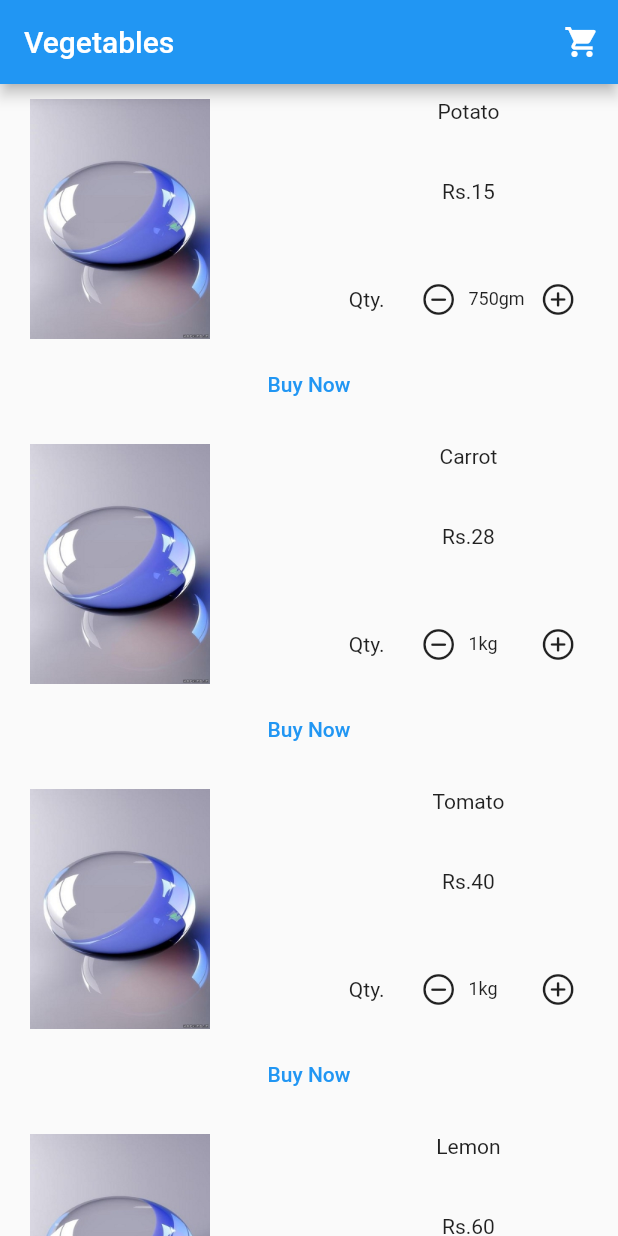
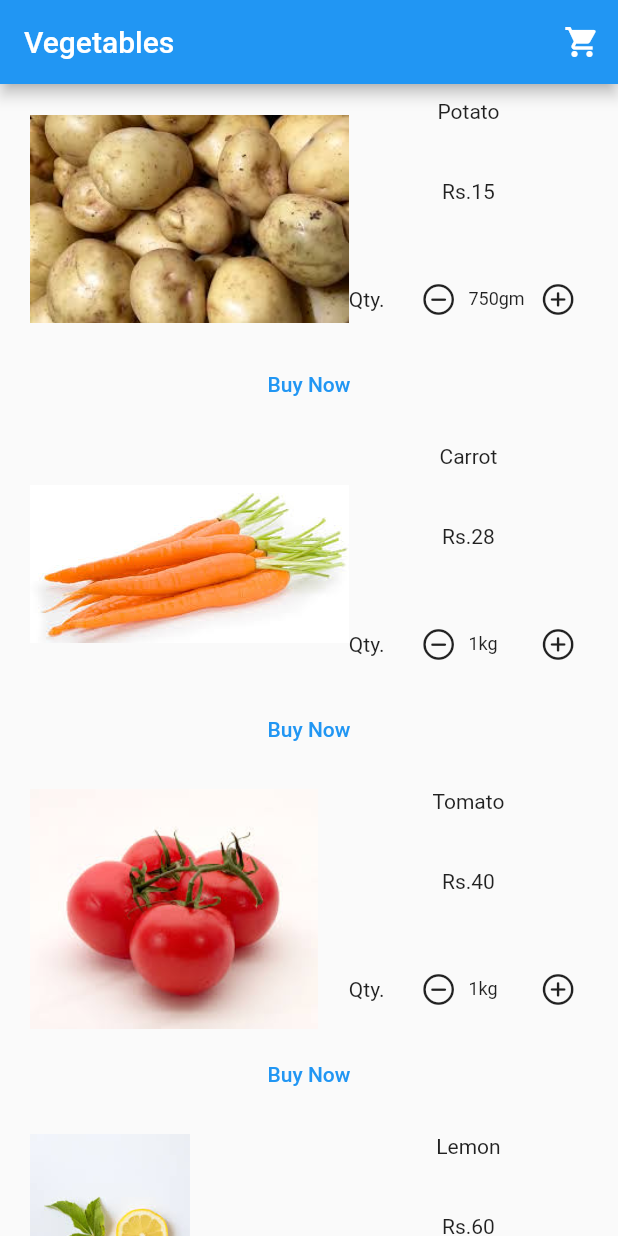
Before and after one commit to harshjain74/basicecommerce, a Flutter app: the screen it shows after launch, after a tap on an icon or button, on a phone screen of 412 x 824 dp. Run offline on Flutter 3.47's test engine with Material 2 defaults, Android fonts, the phone set to English and light mode, and no system bars; our stand-ins replace flushbar, shared_preferences.

Commit message:
second commit

```diff
--- a/lib/screens/products.dart
+++ b/lib/screens/products.dart
@@ -28,16 +28,15 @@ class _ProductScreenState extends State<ProductScreen> {
   Future<void> loadproducts() async {
     context
         .read<Vegetable>()
-        .addvegetable('images/vegetable0.jpg', 20, 1, 'Potato');
+        .addvegetable('images/potato.jpg', 20, 1, 'Potato');
     context
         .read<Vegetable>()
-        .addvegetable('images/vegetable1.jpg', 28, 1, 'Carrot');
+        .addvegetable('images/carrot.jpg', 28, 1, 'Carrot');
     context
         .read<Vegetable>()
-        .addvegetable('images/vegetable2.jpg', 40, 1, 'Tomato');
-    context
-        .read<Vegetable>()
-        .addvegetable('images/vegetable3.jpg', 60, 1, 'Lemon');
+        .addvegetable('images/tomato.jpg', 40, 1, 'Tomato');
+    context.read<Vegetable>().addvegetable('images/lemon.jpg', 60, 1, 'Lemon');
+    context.read<Vegetable>().addvegetable('images/onion.jpg', 60, 1, 'Onion');
   }
 
   @override
```
Also changed, not shown: images/carrot.jpg (added), images/lemon.jpg (added), images/onion.jpg (added), images/potato.jpg (added), images/tomato.jpg (added), images/vegetable0.jpg (deleted), images/vegetable1.jpg (deleted), images/vegetable2.jpg (deleted), images/vegetable3.jpg (deleted).
